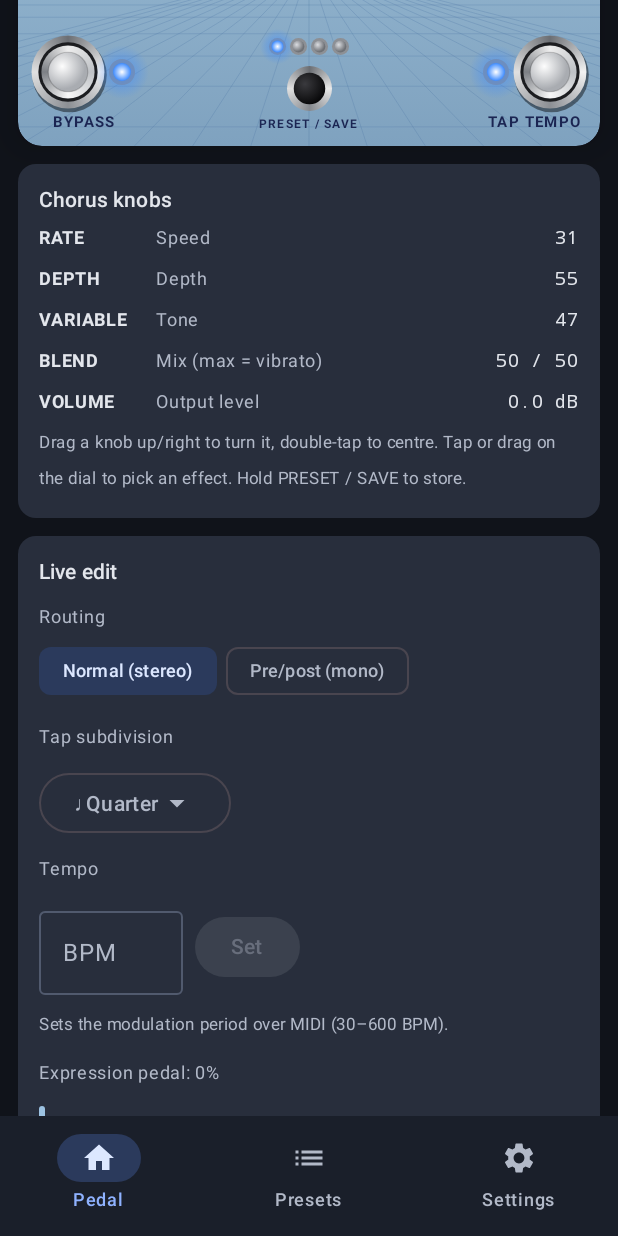
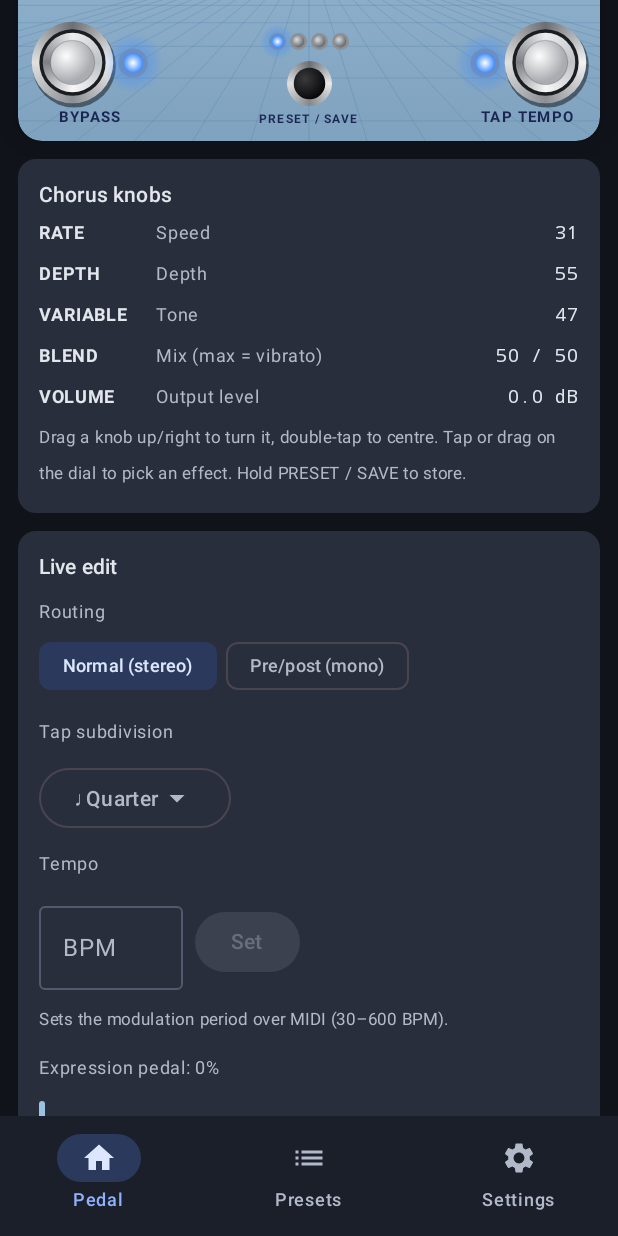
Before and after one commit to jonsolberg/wamplerterraformcontrol, an Android app built with Jetpack Compose: the composable App shown on its own in the app's theme, scrolled down 520 dp, on a phone screen of 412 x 824 dp. Run offline under Robolectric (Android 15) with nearby library versions, the phone set to English and light mode, and no system bars.

Commit message:
Larger knobs beside the dial; keep long knob labels whole

```diff
--- a/app/src/main/java/se/jonsolberg/terraform/ui/PedalScreen.kt
+++ b/app/src/main/java/se/jonsolberg/terraform/ui/PedalScreen.kt
@@ -81,8 +81,8 @@ fun PedalScreen(vm: TerraformViewModel, onOpenSettings: () -> Unit) {
         val wide = maxWidth >= 720.dp
         val knob = when {
             wide -> minOf(76.dp, maxHeight / 6.5f)
-            maxWidth < 360.dp -> 40.dp
-            else -> 48.dp
+            maxWidth < 360.dp -> 46.dp
+            else -> 54.dp
         }
         if (wide) {
             Row(Modifier.fillMaxSize().padding(16.dp), horizontalArrangement = Arrangement.spacedBy(16.dp)) {
@@ -181,7 +181,7 @@ fun PedalFace(vm: TerraformViewModel, knob: Dp, onStore: () -> Unit) {
             Row(Modifier.fillMaxWidth(), verticalAlignment = Alignment.CenterVertically) {
                 EffectSelector(
                     Terraform.EFFECTS.map { it.short }, s.program, vm::setProgram,
-                    Modifier.weight(1.3f).aspectRatio(1f),
+                    Modifier.weight(1.15f).aspectRatio(1f),
                 )
                 Column(Modifier.weight(1f)) {
                     Row(Modifier.fillMaxWidth()) {
--- a/app/src/main/java/se/jonsolberg/terraform/ui/PedalWidgets.kt
+++ b/app/src/main/java/se/jonsolberg/terraform/ui/PedalWidgets.kt
@@ -14,6 +14,7 @@ import androidx.compose.foundation.layout.fillMaxSize
 import androidx.compose.foundation.layout.height
 import androidx.compose.foundation.layout.padding
 import androidx.compose.foundation.layout.size
+import androidx.compose.foundation.layout.wrapContentWidth
 import androidx.compose.foundation.shape.RoundedCornerShape
 import androidx.compose.material3.Text
 import androidx.compose.runtime.Composable
@@ -174,7 +175,8 @@ fun PedalKnob(
             }
         }
         Spacer(Modifier.height(3.dp))
-        Text(label, style = panelLabel, maxLines = 1)
+        // Long labels (VARIABLE) may spill into the gap beside the knob instead of being cut.
+        Text(label, style = panelLabel, maxLines = 1, softWrap = false, modifier = Modifier.wrapContentWidth(unbounded = true))
     }
 }
 
```
